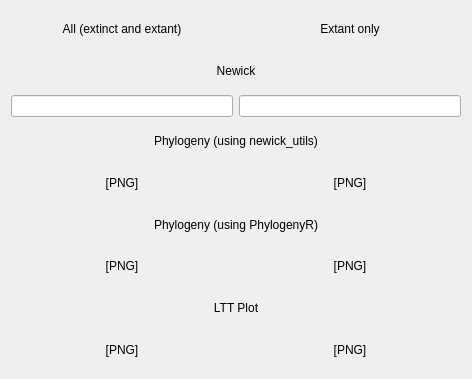
This is Classes/CppQtNewickDisplay/qtnewickdisplay.ui in richelbilderbeek/ProjectRichelBilderbeek as Qt 5 draws it before an edit. The edited form follows.
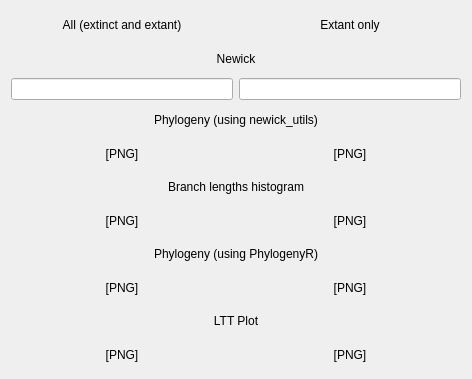
This is the edited form.

Diff of the .ui file:
```diff
--- a/Classes/CppQtNewickDisplay/qtnewickdisplay.ui
+++ b/Classes/CppQtNewickDisplay/qtnewickdisplay.ui
@@ -14,7 +14,17 @@
    <string>Form</string>
   </property>
   <layout class="QGridLayout" name="gridLayout">
-   <item row="10" column="0">
+   <item row="4" column="0">
+    <widget class="QLabel" name="image_phylogeny_newickutils_all">
+     <property name="text">
+      <string>[PNG]</string>
+     </property>
+     <property name="alignment">
+      <set>Qt::AlignCenter</set>
+     </property>
+    </widget>
+   </item>
+   <item row="12" column="0">
     <widget class="QLabel" name="image_lttPlot">
      <property name="text">
       <string>[PNG]</string>
@@ -24,7 +34,7 @@
      </property>
     </widget>
    </item>
-   <item row="10" column="1">
+   <item row="12" column="1">
     <widget class="QLabel" name="image_lttPlot_extant">
      <property name="text">
       <string>[PNG]</string>
@@ -34,7 +44,7 @@
      </property>
     </widget>
    </item>
-   <item row="9" column="0" colspan="2">
+   <item row="11" column="0" colspan="2">
     <widget class="QLabel" name="label_lttPlot">
      <property name="text">
       <string>LTT Plot</string>
@@ -71,7 +81,7 @@
      </property>
     </widget>
    </item>
-   <item row="5" column="0" colspan="2">
+   <item row="7" column="0" colspan="2">
     <widget class="QLabel" name="label_full_pedigree_as_png">
      <property name="text">
       <string>Phylogeny (using PhylogenyR)</string>
@@ -88,6 +98,26 @@
      </property>
     </widget>
    </item>
+   <item row="4" column="1">
+    <widget class="QLabel" name="image_phylogeny_newickutils_extant">
+     <property name="text">
+      <string>[PNG]</string>
+     </property>
+     <property name="alignment">
+      <set>Qt::AlignCenter</set>
+     </property>
+    </widget>
+   </item>
+   <item row="3" column="0" colspan="2">
+    <widget class="QLabel" name="label_full_pedigree_as_txt">
+     <property name="text">
+      <string>Phylogeny (using newick_utils)</string>
+     </property>
+     <property name="alignment">
+      <set>Qt::AlignCenter</set>
+     </property>
+    </widget>
+   </item>
    <item row="0" column="0">
     <widget class="QLabel" name="label_all">
      <property name="text">
@@ -98,6 +128,26 @@
      </property>
     </widget>
    </item>
+   <item row="8" column="0">
+    <widget class="QLabel" name="image_phylogeny_phylogenyr_all">
+     <property name="text">
+      <string>[PNG]</string>
+     </property>
+     <property name="alignment">
+      <set>Qt::AlignCenter</set>
+     </property>
+    </widget>
+   </item>
+   <item row="8" column="1">
+    <widget class="QLabel" name="image_phylogeny_phylogenyr_extant">
+     <property name="text">
+      <string>[PNG]</string>
+     </property>
+     <property name="alignment">
+      <set>Qt::AlignCenter</set>
+     </property>
+    </widget>
+   </item>
    <item row="6" column="0">
     <widget class="QLabel" name="image_phylogeny">
      <property name="text">
@@ -118,30 +168,10 @@
      </property>
     </widget>
    </item>
-   <item row="4" column="0">
-    <widget class="QLabel" name="image_phylogeny_newickutils">
+   <item row="5" column="0" colspan="2">
+    <widget class="QLabel" name="label_branch_lengths">
      <property name="text">
-      <string>[PNG]</string>
-     </property>
-     <property name="alignment">
-      <set>Qt::AlignCenter</set>
-     </property>
-    </widget>
-   </item>
-   <item row="4" column="1">
-    <widget class="QLabel" name="image_phylogeny_extant_newickutils">
-     <property name="text">
-      <string>[PNG]</string>
-     </property>
-     <property name="alignment">
-      <set>Qt::AlignCenter</set>
-     </property>
-    </widget>
-   </item>
-   <item row="3" column="0" colspan="2">
-    <widget class="QLabel" name="label_full_pedigree_as_txt">
-     <property name="text">
-      <string>Phylogeny (using newick_utils)</string>
+      <string>Branch lengths histogram</string>
      </property>
      <property name="alignment">
       <set>Qt::AlignCenter</set>
```
Left out of the diff: 4 changed lines with no effect on the pictures.
